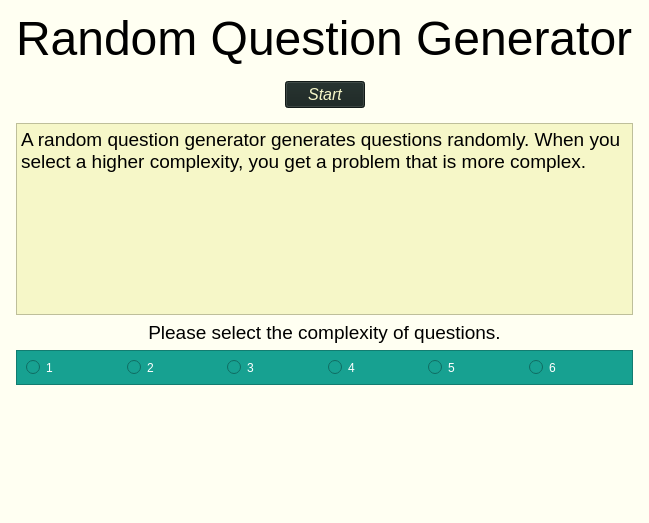
This is src/views/ui/randomPage.ui in adibozzhanov/LeProgram as Qt 5 draws it before an edit. The edited form follows.
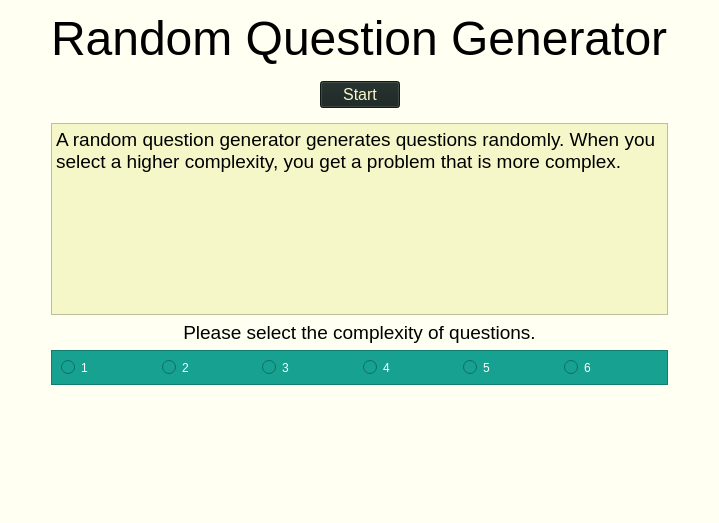
This is the edited form.

Commit message: pushed un italic

Patch:
```diff
--- a/src/views/ui/randomPage.ui
+++ b/src/views/ui/randomPage.ui
@@ -6,7 +6,7 @@
    <rect>
     <x>0</x>
     <y>0</y>
-    <width>649</width>
+    <width>719</width>
     <height>523</height>
    </rect>
   </property>
@@ -187,7 +187,7 @@
          <font>
           <family>Helvetica Neue</family>
           <pointsize>12</pointsize>
-          <italic>true</italic>
+          <italic>false</italic>
          </font>
         </property>
         <property name="styleSheet">
```
The commit also changes 16 other files.
